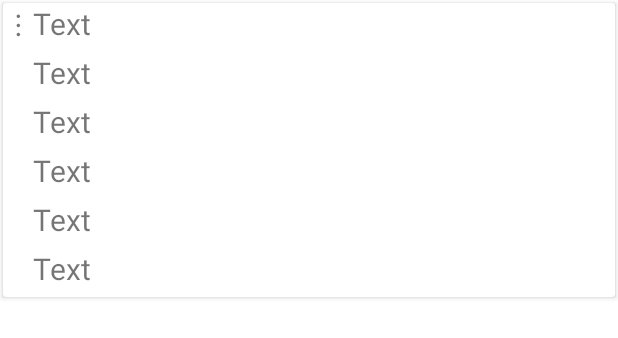
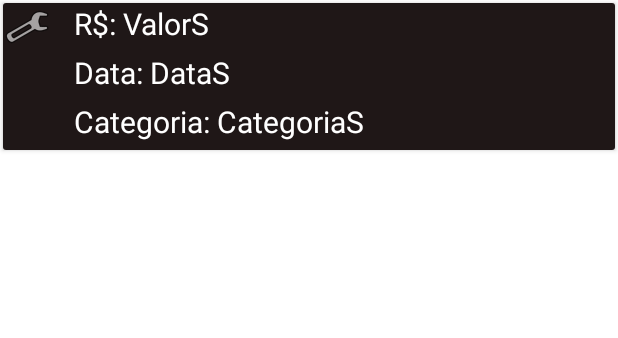
Before and after one commit to Lobat0/CashWise, an Android app: the layout layout_items.xml on its own in the app's theme, with its tools: preview values and no code run, on a phone screen of 412 x 824 dp. Shown: the top 338 px of the screen. Run offline under Robolectric (Android 15) with nearby library versions, the phone set to English and light mode, and no system bars.

```diff
--- a/app/src/main/java/com/appfinance/CalcularJuros.java
+++ b/app/src/main/java/com/appfinance/CalcularJuros.java
@@ -9,7 +9,7 @@ public class CalcularJuros extends AppCompatActivity {
 
     @Override
     public void onBackPressed(){
-        Intent it = new Intent(getApplicationContext(), Home.class);
+        Intent it = new Intent(getApplicationContext(), SaldoTotal.class);
         startActivity(it);
         finish();
     }
--- a/app/src/main/java/com/appfinance/LancamentosVH.java
+++ b/app/src/main/java/com/appfinance/LancamentosVH.java
@@ -1,5 +1,6 @@
 package com.appfinance;
 
+import android.text.Layout;
 import android.view.View;
 import android.widget.TextView;
 
@@ -9,6 +10,7 @@ import androidx.recyclerview.widget.RecyclerView;
 public class LancamentosVH extends RecyclerView.ViewHolder {
 
     public TextView txt_email,txt_receita,txt_despesa,txt_valor,txt_data,txt_categoria,txt_option;
+    public View layoutAll;
 
     public LancamentosVH(@NonNull View itemView) {
         super(itemView);
@@ -19,5 +21,6 @@ public class LancamentosVH extends RecyclerView.ViewHolder {
         txt_data = itemView.findViewById(R.id.txt_data);
         txt_categoria = itemView.findViewById(R.id.txt_categoria);
         txt_option = itemView.findViewById(R.id.txt_option);
+        layoutAll = itemView.findViewById(R.id.layoutAll);
     }
 }
--- a/app/src/main/res/layout/layout_items.xml
+++ b/app/src/main/res/layout/layout_items.xml
@@ -5,17 +5,21 @@
     android:layout_margin="2dp">
 
     <LinearLayout
+        android:id="@+id/layoutAll"
         android:layout_width="match_parent"
         android:layout_height="wrap_content"
+        android:background="#1F1717"
         android:orientation="horizontal">
+
         <TextView
-            android:layout_width="20dp"
+            android:id="@+id/txt_option"
+            android:layout_width="wrap_content"
             android:layout_height="wrap_content"
-            android:text="&#8942;"
-            android:textSize="20sp"
-            android:id="@+id/txt_option"
             android:layout_gravity="right"
-            android:textAlignment="center"/>
+            android:layout_marginRight="15dp"
+            android:background="@android:drawable/ic_menu_manage"
+            android:textAlignment="center"
+            android:textSize="20sp" />
 
         <LinearLayout
             android:layout_width="match_parent"
@@ -23,53 +27,114 @@
             android:orientation="vertical">
 
             <TextView
+                android:id="@+id/txt_email"
                 android:layout_width="match_parent"
                 android:layout_height="wrap_content"
-                android:text="Text"
+                android:layout_marginBottom="5dp"
+                android:text="Email"
+                android:textColor="#FFFFFF"
                 android:textSize="20sp"
-                android:layout_marginBottom="5dp"
-                android:id="@+id/txt_email"/>
+                android:visibility="gone" />
+
             <TextView
+                android:id="@+id/txt_receita"
                 android:layout_width="match_parent"
                 android:layout_height="wrap_content"
-                android:text="Text"
+                android:layout_marginBottom="5dp"
+                android:text="ReceitaS"
+                android:textColor="#FFFFFF"
                 android:textSize="20sp"
-                android:layout_marginBottom="5dp"
-                android:id="@+id/txt_receita"/>
+                android:visibility="gone" />
+
             <TextView
+                android:id="@+id/txt_despesa"
                 android:layout_width="match_parent"
                 android:layout_height="wrap_content"
-                android:text="Text"
+                android:layout_marginBottom="5dp"
+                android:text="DespesaS"
+                android:textColor="#FFFFFF"
                 android:textSize="20sp"
-                android:layout_marginBottom="5dp"
-                android:id="@+id/txt_despesa"/>
-            <TextView
+                android:visibility="gone" />
+
+            <LinearLayout
                 android:layout_width="match_parent"
                 android:layout_height="wrap_content"
-                android:text="Text"
-                android:textSize="20sp"
-                android:layout_marginBottom="5dp"
-                android:id="@+id/txt_valor"/>
-            <TextView
+                android:orientation="horizontal">
+
+                <TextView
+                    android:id="@+id/textView8"
+                    android:layout_width="wrap_content"
+                    android:layout_height="wrap_content"
+                    android:layout_marginBottom="5dp"
+                    android:text="R$: "
+                    android:textColor="#FFFFFF"
+                    android:textSize="20sp" />
+
+                <TextView
+                    android:id="@+id/txt_valor"
+                    android:layout_width="wrap_content"
+                    android:layout_height="wrap_content"
+                    android:layout_marginBottom="5dp"
+                    android:text="ValorS"
+                    android:textColor="#FFFFFF"
+                    android:textSize="20sp" />
+
+            </LinearLayout>
+
+            <LinearLayout
                 android:layout_width="match_parent"
                 android:layout_height="wrap_content"
-                android:text="Text"
-                android:textSize="20sp"
-                android:layout_marginBottom="5dp"
-                android:id="@+id/txt_data"/>
-            <TextView
+                android:layout_gravity="left"
+                android:gravity="left"
+                android:orientation="horizontal">
+
+                <TextView
+                    android:id="@+id/textView12"
+                    android:layout_width="wrap_content"
+                    android:layout_height="wrap_content"
+                    android:layout_marginBottom="5dp"
+                    android:text="Data: "
+                    android:textColor="#FFFFFF"
+                    android:textSize="20sp" />
+
+                <TextView
+                    android:id="@+id/txt_data"
+                    android:layout_width="wrap_content"
+                    android:layout_height="wrap_content"
+                    android:layout_marginBottom="5dp"
+                    android:text="DataS"
+                    android:textColor="#FFFFFF"
+                    android:textSize="20sp" />
+            </LinearLayout>
+
+            <LinearLayout
                 android:layout_width="match_parent"
                 android:layout_height="wrap_content"
-                android:text="Text"
-                android:textSize="20sp"
-                android:layout_marginBottom="5dp"
-                android:id="@+id/txt_categoria"/>
+                android:orientation="horizontal">
+
+                <TextView
+                    android:id="@+id/textView13"
+                    android:layout_width="wrap_content"
+                    android:layout_height="wrap_content"
+                    android:layout_marginBottom="5dp"
+                    android:text="Categoria: "
+                    android:textColor="#FFFFFF"
+                    android:textSize="20sp" />
+
+                <TextView
+                    android:id="@+id/txt_categoria"
+                    android:layout_width="wrap_content"
+                    android:layout_height="wrap_content"
+                    android:layout_marginBottom="5dp"
+                    android:text="CategoriaS"
+                    android:textColor="#FFFFFF"
+                    android:textSize="20sp" />
+            </LinearLayout>
 
 
         </LinearLayout>
 
 
-
     </LinearLayout>
 
 </androidx.cardview.widget.CardView>
```
Also changed, not shown: app/src/main/java/com/appfinance/Analise.java (+7 -0 lines), app/src/main/java/com/appfinance/Dicas.java (+7 -0 lines), app/src/main/java/com/appfinance/Lancamento.java (+11 -0 lines), app/src/main/java/com/appfinance/RVAdapter.java (+26 -7 lines), app/src/main/java/com/appfinance/SaldoTotal.java (+22 -13 lines), app/src/main/res/layout/activity_dicas.xml (+1 -10 lines), app/src/main/res/layout/activity_lancamento.xml (+14 -12 lines).
